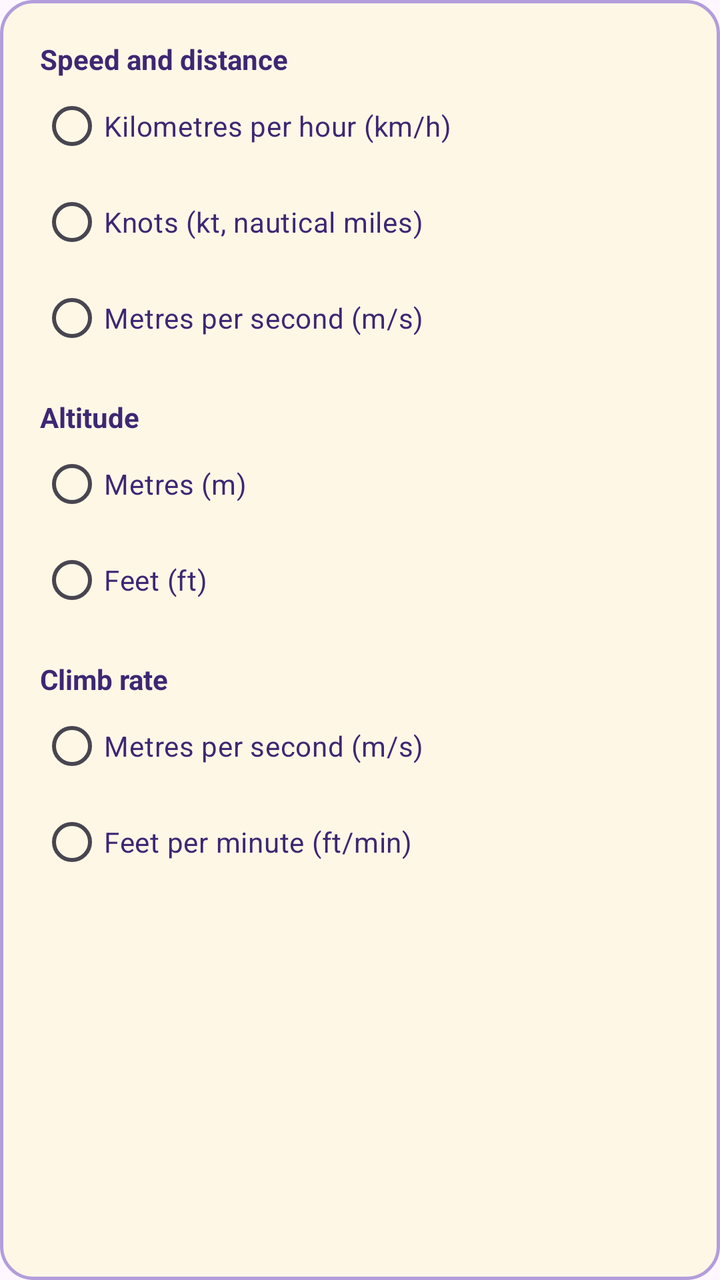
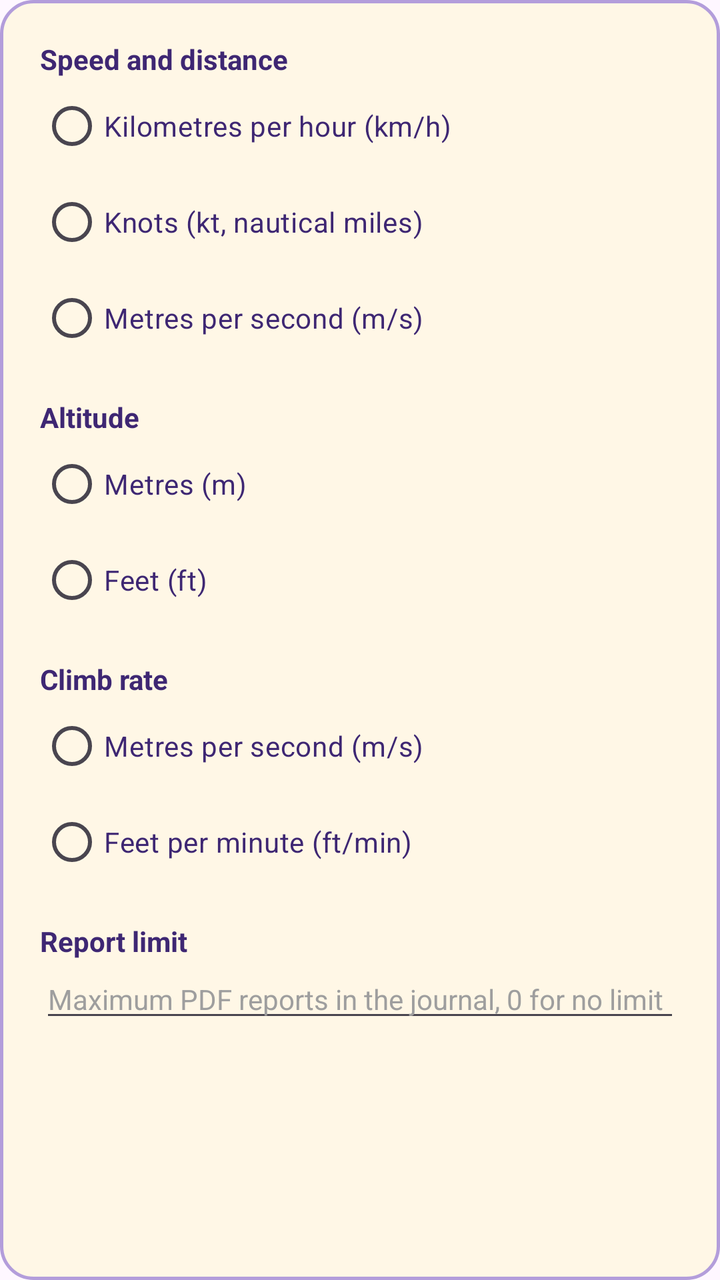

Two renders of the same Android screen: before a commit and after it. Below are the layout's source before the change and the commit's diff.
<!-- AndroidManifest.xml: application theme Theme.MyAssistant -->
<!-- res/layout/dialog_flight_units.xml -->
<?xml version="1.0" encoding="utf-8"?>
<LinearLayout xmlns:android="http://schemas.android.com/apk/res/android"
    android:layout_width="match_parent"
    android:layout_height="wrap_content"
    android:background="@drawable/bg_spinner_dropdown"
    android:orientation="vertical"
    android:padding="20dp">
    <TextView
        android:layout_width="wrap_content"
        android:layout_height="wrap_content"
        android:text="@string/flights_units_speed"
        android:textColor="?attr/maAccent"
        android:textSize="14sp"
        android:textStyle="bold" />

    <RadioGroup
        android:id="@+id/speedGroup"
        android:layout_width="match_parent"
        android:layout_height="wrap_content"
        android:layout_marginBottom="16dp">
        <RadioButton
            android:id="@+id/kilometresPerHour"
            android:layout_width="match_parent"
            android:layout_height="wrap_content"
            android:buttonTint="?attr/maAccent"
            android:text="@string/flights_unit_kmh"
            android:textColor="?attr/maText"
            android:textSize="14sp" />

        <RadioButton
            android:id="@+id/knots"
            android:layout_width="match_parent"
            android:layout_height="wrap_content"
            android:buttonTint="?attr/maAccent"
            android:text="@string/flights_unit_knots"
            android:textColor="?attr/maText"
            android:textSize="14sp" />

        <RadioButton
            android:id="@+id/metresPerSecond"
            android:layout_width="match_parent"
            android:layout_height="wrap_content"
            android:buttonTint="?attr/maAccent"
            android:text="@string/flights_unit_ms"
            android:textColor="?attr/maText"
            android:textSize="14sp" />
    </RadioGroup>

    <TextView
        android:layout_width="wrap_content"
        android:layout_height="wrap_content"
        android:text="@string/flights_units_altitude"
        android:textColor="?attr/maAccent"
        android:textSize="14sp"
        android:textStyle="bold" />

    <RadioGroup
        android:id="@+id/altitudeGroup"
        android:layout_width="match_parent"
        android:layout_height="wrap_content"
        android:layout_marginBottom="16dp">
        <RadioButton
            android:id="@+id/metres"
            android:layout_width="match_parent"
            android:layout_height="wrap_content"
            android:buttonTint="?attr/maAccent"
            android:text="@string/flights_unit_metres"
            android:textColor="?attr/maText"
            android:textSize="14sp" />

        <RadioButton
            android:id="@+id/feet"
            android:layout_width="match_parent"
            android:layout_height="wrap_content"
            android:buttonTint="?attr/maAccent"
            android:text="@string/flights_unit_feet"
            android:textColor="?attr/maText"
            android:textSize="14sp" />
    </RadioGroup>

    <TextView
        android:layout_width="wrap_content"
        android:layout_height="wrap_content"
        android:text="@string/flights_units_climb"
        android:textColor="?attr/maAccent"
        android:textSize="14sp"
        android:textStyle="bold" />

    <RadioGroup
        android:id="@+id/climbGroup"
        android:layout_width="match_parent"
        android:layout_height="wrap_content">
        <RadioButton
            android:id="@+id/metresPerSecondClimb"
            android:layout_width="match_parent"
            android:layout_height="wrap_content"
            android:buttonTint="?attr/maAccent"
            android:text="@string/flights_unit_ms"
            android:textColor="?attr/maText"
            android:textSize="14sp" />

        <RadioButton
            android:id="@+id/feetPerMinute"
            android:layout_width="match_parent"
            android:layout_height="wrap_content"
            android:buttonTint="?attr/maAccent"
            android:text="@string/flights_unit_fpm"
            android:textColor="?attr/maText"
            android:textSize="14sp" />
    </RadioGroup>
</LinearLayout>
<!-- resources referenced by this layout -->
<resources>
  <!-- drawable bg_spinner_dropdown (drawable) -->
  <?xml version="1.0" encoding="utf-8"?>
  <shape xmlns:android="http://schemas.android.com/apk/res/android"
      android:shape="rectangle">
  
      <solid android:color="?attr/maBackground" />
  
      <stroke
          android:width="?attr/maStroke"
          android:color="?attr/maOutline" />
  
      <corners android:radius="?attr/maCornerPanel" />
  </shape>
  <string name="flights_unit_feet">Feet (ft)</string>
  <string name="flights_unit_fpm">Feet per minute (ft/min)</string>
  <string name="flights_unit_kmh">Kilometres per hour (km/h)</string>
  <string name="flights_unit_knots">Knots (kt, nautical miles)</string>
  <string name="flights_unit_metres">Metres (m)</string>
  <string name="flights_unit_ms">Metres per second (m/s)</string>
  <string name="flights_units_altitude">Altitude</string>
  <string name="flights_units_climb">Climb rate</string>
  <string name="flights_units_speed">Speed and distance</string>
  <style name="Theme.MyAssistant" parent="Base.Theme.MyAssistant" />
  <style name="MyAssistantMaterialSwitch" parent="Widget.Material3.CompoundButton.MaterialSwitch">
          <item name="thumbTint">@color/colorPrimary</item>
          <item name="trackTint">@color/switch_track</item>
      </style>
  <color name="md_primary">#6750A4</color>
  <color name="md_on_primary">#FFFFFF</color>
  <color name="md_background">#FEF7FF</color>
  <color name="md_surface">#FEF7FF</color>
  <color name="md_surface_container_lowest">#FFFFFF</color>
  <color name="md_surface_container_low">#F7F2FA</color>
  <color name="md_surface_container">#F3EDF7</color>
  <color name="md_surface_container_high">#ECE6F0</color>
  <color name="md_surface_container_highest">#E6E0E9</color>
  <color name="md_on_surface">#1D1B20</color>
  <color name="md_surface_variant">#E7E0EC</color>
  <color name="md_on_surface_variant">#49454F</color>
  <color name="md_outline">#79747E</color>
  <color name="background">#FFF7E6</color>
  <color name="text_color">#3E2773</color>
  <color name="text_secondary">#757575</color>
  <color name="text_muted">#9E9E9E</color>
  <color name="outline">#B39DDB</color>
  <color name="tab_selected">#E8DAFF</color>
  <color name="colorPrimary">#3E2773</color>
  <color name="switch_track">#D1C4E9</color>
  <color name="text_color_btn">#FA8C16</color>
  <color name="button_start">#9D84E8</color>
  <color name="button_end">#3E2773</color>
  <color name="button_pressed_end">#6E5CA2</color>
  <color name="status_overdue">#D32F2F</color>
  <color name="status_important">#FA8C16</color>
  <color name="status_ok">#00C853</color>
  <!-- drawable backdrop_classic (drawable) -->
  <?xml version="1.0" encoding="utf-8"?>
  <shape xmlns:android="http://schemas.android.com/apk/res/android"
      android:shape="rectangle">
      <solid android:color="?attr/maBackground" />
  </shape>
  <!-- unchanged entries left out for length: 1 -->
</resources>

<!-- the commit's change to res/layout/dialog_flight_units.xml (unified diff, before → after) -->
@@ -1,8 +1,12 @@
 <?xml version="1.0" encoding="utf-8"?>
-<LinearLayout xmlns:android="http://schemas.android.com/apk/res/android"
+<ScrollView xmlns:android="http://schemas.android.com/apk/res/android"
     android:layout_width="match_parent"
     android:layout_height="wrap_content"
-    android:background="@drawable/bg_spinner_dropdown"
+    android:background="@drawable/bg_spinner_dropdown">
+
+<LinearLayout
+    android:layout_width="match_parent"
+    android:layout_height="wrap_content"
     android:orientation="vertical"
     android:padding="20dp">
     <TextView
@@ -89,7 +93,8 @@
     <RadioGroup
         android:id="@+id/climbGroup"
         android:layout_width="match_parent"
-        android:layout_height="wrap_content">
+        android:layout_height="wrap_content"
+        android:layout_marginBottom="16dp">
         <RadioButton
             android:id="@+id/metresPerSecondClimb"
             android:layout_width="match_parent"
@@ -108,4 +113,27 @@
             android:textColor="?attr/maText"
             android:textSize="14sp" />
     </RadioGroup>
+
+    <TextView
+        android:layout_width="wrap_content"
+        android:layout_height="wrap_content"
+        android:text="@string/flights_units_report_limit"
+        android:textColor="?attr/maAccent"
+        android:textSize="14sp"
+        android:textStyle="bold" />
+
+    <EditText
+        android:id="@+id/reportLimit"
+        android:layout_width="match_parent"
+        android:layout_height="wrap_content"
+        android:autofillHints="none"
+        android:hint="@string/flights_units_report_limit_hint"
+        android:imeOptions="actionDone"
+        android:importantForAutofill="no"
+        android:inputType="number"
+        android:maxLength="4"
+        android:textColor="?attr/maText"
+        android:textColorHint="?attr/maTextMuted"
+        android:textSize="14sp" />
 </LinearLayout>
+</ScrollView>
<!-- resource entries referenced after the edit -->
@@ -21,6 +21,8 @@
   <string name="flights_unit_ms">Metres per second (m/s)</string>
   <string name="flights_units_altitude">Altitude</string>
   <string name="flights_units_climb">Climb rate</string>
+  <string name="flights_units_report_limit">Report limit</string>
+  <string name="flights_units_report_limit_hint">Maximum PDF reports in the journal, 0 for no limit</string>
   <string name="flights_units_speed">Speed and distance</string>
   <style name="Theme.MyAssistant" parent="Base.Theme.MyAssistant" />
   <style name="MyAssistantMaterialSwitch" parent="Widget.Material3.CompoundButton.MaterialSwitch">
